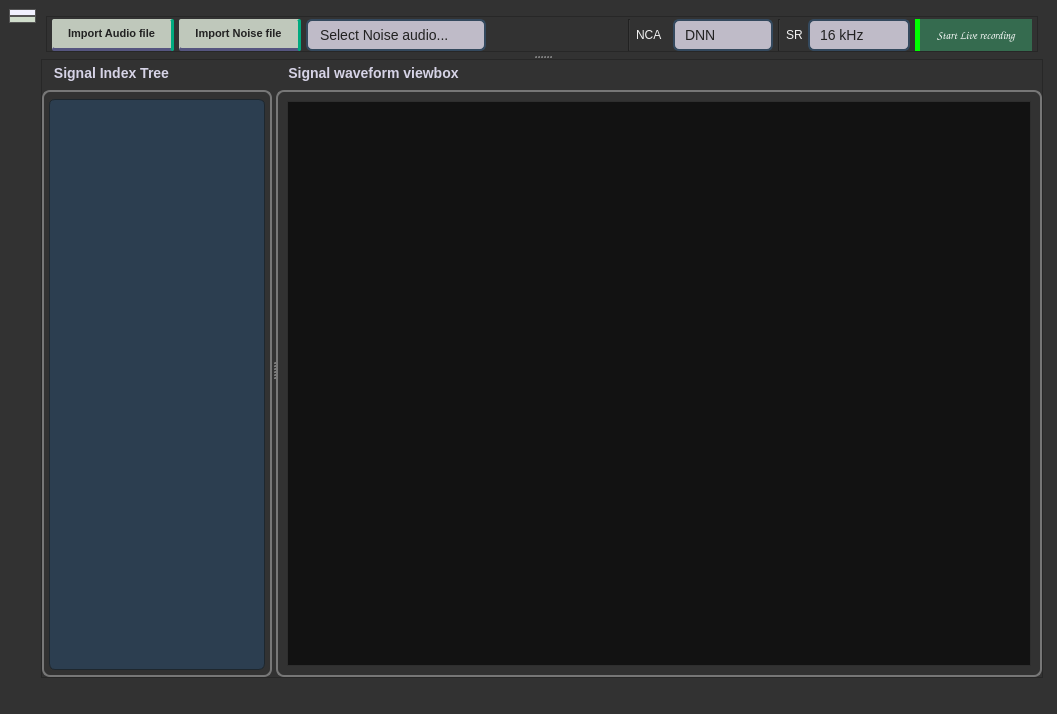
Above: UI/main_c.ui from PorcupineBee/projectANC before the change. Below: the same form after it.
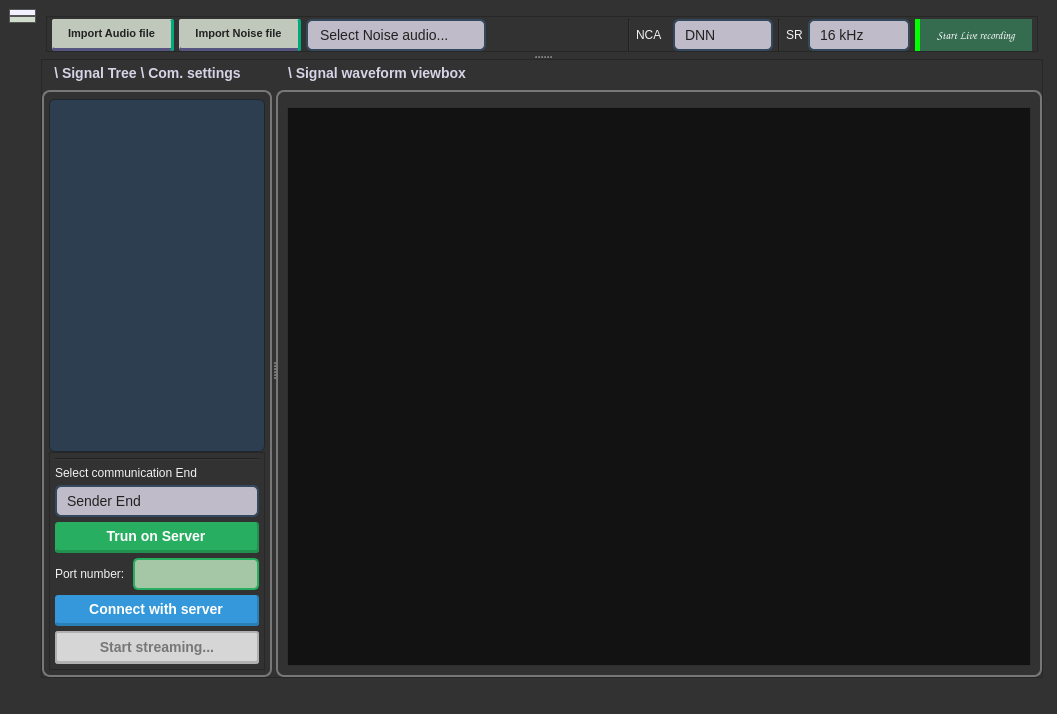
That is the form after the change. Icons and pictures are not drawn.

The edit to the form file:
```diff
--- a/UI/main_c.ui
+++ b/UI/main_c.ui
@@ -559,7 +559,7 @@
                 </size>
                </property>
                <property name="title">
-                <string>Signal Index Tree</string>
+                <string>\ Signal Tree \ Com. settings</string>
                </property>
                <layout class="QVBoxLayout" name="verticalLayout_4">
                 <property name="spacing">
@@ -684,13 +684,288 @@
                   </column>
                  </widget>
                 </item>
+                <item>
+                 <widget class="QFrame" name="frame_3">
+                  <property name="enabled">
+                   <bool>true</bool>
+                  </property>
+                  <property name="styleSheet">
+                   <string notr="true">QLineEdit {
+    background-color: rgb(225, 255, 207);
+	color: rgb(0, 0, 127);
+    border: 2px solid #27ae60; /* Green border */
+    border-radius: 5px;
+    padding: 5px 10px;
+    font-size: 14px;
+}
+
+QLineEdit:hover {
+    background-color: #ffffff; /* Lighter background when focused */
+    border-color: #2ecc71; 
+}
+QLineEdit:focus {
+    background-color: #ffffff; 
+    border-color: rgb(255, 6, 135);
+}
+
+QLineEdit:disabled {
+    background-color: rgb(166, 199, 166); /* Faded light green for disabled state */
+    border-color: #27ae60; /* Lighter green border */
+    color: rgb(0, 0, 127); /* Faded text color */
+}
+</string>
+                  </property>
+                  <property name="frameShape">
+                   <enum>QFrame::StyledPanel</enum>
+                  </property>
+                  <property name="frameShadow">
+                   <enum>QFrame::Raised</enum>
+                  </property>
+                  <layout class="QGridLayout" name="gridLayout">
+                   <property name="leftMargin">
+                    <number>5</number>
+                   </property>
+                   <property name="topMargin">
+                    <number>5</number>
+                   </property>
+                   <property name="rightMargin">
+                    <number>5</number>
+                   </property>
+                   <property name="bottomMargin">
+                    <number>5</number>
+                   </property>
+                   <property name="spacing">
+                    <number>5</number>
+                   </property>
+                   <item row="0" column="0" colspan="2">
+                    <widget class="Line" name="line_3">
+                     <property name="orientation">
+                      <enum>Qt::Horizontal</enum>
+                     </property>
+                    </widget>
+                   </item>
+                   <item row="1" column="0" colspan="2">
+                    <widget class="QLabel" name="label_3">
+                     <property name="text">
+                      <string>Select communication End</string>
+                     </property>
+                    </widget>
+                   </item>
+                   <item row="4" column="0">
+                    <widget class="QLabel" name="label_4">
+                     <property name="text">
+                      <string>Port number: </string>
+                     </property>
+                    </widget>
+                   </item>
+                   <item row="5" column="0" colspan="2">
+                    <widget class="QPushButton" name="connect_with_server_btn">
+                     <property name="minimumSize">
+                      <size>
+                       <width>0</width>
+                       <height>31</height>
+                      </size>
+                     </property>
+                     <property name="styleSheet">
+                      <string notr="true">QPushButton {
+    background-color: #3498db; /* Default color */
+    color: white;
+  border-bottom: 3px solid  #2980b9;
+border-right: 2px solid  #2980b9;
+    border-radius: 3px;
+    padding: 6px 10px;
+    font-size: 14px;
+	font-weight:bold;
+}
+
+QPushButton:hover {
+    background-color: #5dade2; /* Hover color */
+    border: 0px solid #1f618d;
+}
+
+QPushButton:pressed {
+    background-color: #2e86c1; /* Pressed color */
+    border-color: #1b4f72;
+}
+
+QPushButton:disabled {
+    background-color: #bdc3c7;
+    border-color: #95a5a6;
+    color: #7f8c8d;
+}
+
+QPushButton::checked {
+background-color: rgb(255, 135, 137);
+ border-bottom: 3px solid rgb(220, 88, 90);
+ border-right: 2px solid rgb(220, 88, 90);
+}</string>
+                     </property>
+                     <property name="text">
+                      <string>Connect with server</string>
+                     </property>
+                     <property name="checkable">
+                      <bool>true</bool>
+                     </property>
+                     <property name="checked">
+                      <bool>false</bool>
+                     </property>
+                    </widget>
+                   </item>
+                   <item row="4" column="1">
+                    <widget class="QLineEdit" name="ngrok_port_lineEdit">
+                     <property name="enabled">
+                      <bool>false</bool>
+                     </property>
+                     <property name="styleSheet">
+                      <string notr="true"/>
+                     </property>
+                     <property name="text">
+                      <string/>
+                     </property>
+                     <property name="readOnly">
+                      <bool>true</bool>
+                     </property>
+                    </widget>
+                   </item>
+                   <item row="2" column="0" colspan="2">
+                    <widget class="QComboBox" name="slct_con_end_comboBox">
+                     <item>
+                      <property name="text">
+                       <string>Sender End</string>
+                      </property>
+                     </item>
+                     <item>
+                      <property name="text">
+                       <string>Receiver End</string>
+                      </property>
+                     </item>
+                    </widget>
+                   </item>
+                   <item row="3" column="0" colspan="2">
+                    <widget class="QPushButton" name="trun_on_server_btn">
+                     <property name="minimumSize">
+                      <size>
+                       <width>0</width>
+                       <height>31</height>
+                      </size>
+                     </property>
+                     <property name="styleSheet">
+                      <string notr="true">QPushButton {
+    background-color: #27ae60; /* Default Green */
+    color: white;
+   border-bottom: 3px solid  #219150;
+   border-right: 2px solid  #219150;
+    border-radius: 3px;
+    padding: 6px 10px;
+    font-size: 14px;
+    font-weight: bold;
+}
+
+QPushButton:hover {
+    background-color: #2ecc71; /* Lighter Green on Hover */
+    border: 0px solid #1e8449;
+}
+
+QPushButton:pressed {
+    background-color: #1e8449; /* Dark Green when Pressed */
+    border-color: #145a32;
+}
+
+QPushButton:disabled {
+    background-color: #a5d6a7;
+    border-color: #81c784;
+    color: #4e6b4e;
+}
+QPushButton::checked {
+background-color: rgb(255, 135, 137);
+ border-bottom: 3px solid rgb(220, 88, 90);
+ border-right: 2px solid rgb(220, 88, 90);
+}</string>
+                     </property>
+                     <property name="text">
+                      <string>Trun on Server</string>
+                     </property>
+                     <property name="checkable">
+                      <bool>true</bool>
+                     </property>
+                    </widget>
+                   </item>
+                   <item row="6" column="0" colspan="2">
+                    <widget class="QPushButton" name="start_streaming_btn">
+                     <property name="enabled">
+                      <bool>false</bool>
+                     </property>
+                     <property name="minimumSize">
+                      <size>
+                       <width>0</width>
+                       <height>31</height>
+                      </size>
+                     </property>
+                     <property name="styleSheet">
+                      <string notr="true">QPushButton {
+    background-color: #27ae60; /* Default Green */
+    color: white;
+  border-bottom: 3px solid  #219150;
+border-right: 2px solid  #219150;
+    border-radius: 3px;
+    padding: 6px 10px;
+    font-size: 14px;
+    font-weight: bold;
+}
+
+QPushButton:hover {
+    background-color: #2ecc71; /* Lighter Green on Hover */
+    border: 0px solid #1e8449;
+}
+
+QPushButton:pressed {
+    background-color: #1e8449; /* Dark Green when Pressed */
+    border-color: #145a32;
+}
+
+QPushButton:disabled {
+background-color:  #d6d6d6; /* Default Light Gray */
+    color: #777;
+    border-radius: 3px;
+    padding: 6px 10px;
+    font-size: 14px;
+    font-weight: bold;
+    border-color: #b0b0b0;
+}
+QPushButton::checked {
+background-color: rgb(255, 135, 137);
+ border-bottom: 3px solid rgb(220, 88, 90);
+ border-right: 2px solid rgb(220, 88, 90);
+}</string>
+                     </property>
+                     <property name="text">
+                      <string>Start streaming...</string>
+                     </property>
+                     <property name="checkable">
+                      <bool>true</bool>
+                     </property>
+                    </widget>
+                   </item>
+                  </layout>
+                 </widget>
+                </item>
                </layout>
               </widget>
               <widget class="QGroupBox" name="groupBox_4">
                <property name="title">
-                <string>Signal waveform viewbox</string>
+                <string>\ Signal waveform viewbox</string>
                </property>
                <layout class="QVBoxLayout" name="verticalLayout_7">
+                <item>
+                 <widget class="QFrame" name="frame_4">
+                  <property name="frameShape">
+                   <enum>QFrame::StyledPanel</enum>
+                  </property>
+                  <property name="frameShadow">
+                   <enum>QFrame::Raised</enum>
+                  </property>
+                 </widget>
+                </item>
                 <item>
                  <widget class="QTableWidget" name="spectrumViewbox">
                   <property name="toolTip">
```
